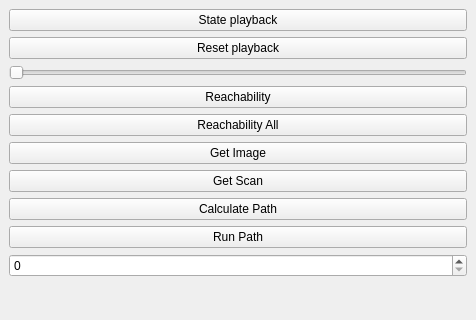
Old version of the form main/src/SamplePlugin.ui in the repository balintbarna/Robotics-and-Computer-Vision-Semester-Project; both pictures show x 0 to 476 and y 0 to 320 of the 476 by 479 pixel window.
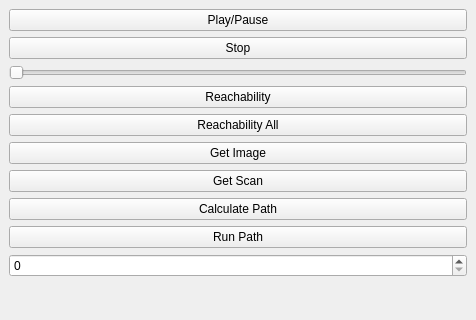
New version of the form.

Commit message: rename buttons

The edit to the form file:
```diff
--- a/main/src/SamplePlugin.ui
+++ b/main/src/SamplePlugin.ui
@@ -20,14 +20,14 @@
      <item>
        <widget class="QPushButton" name="_btn_state_playback">
         <property name="text">
-         <string>State playback</string>
+         <string>Play/Pause</string>
         </property>
        </widget>
       </item>
       <item>
        <widget class="QPushButton" name="_btn_reset_playback">
         <property name="text">
-         <string>Reset playback</string>
+         <string>Stop</string>
         </property>
        </widget>
       </item>
```
